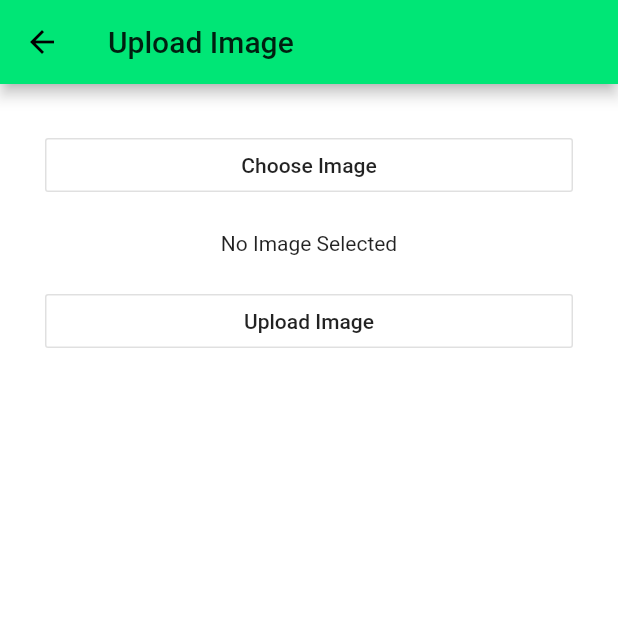
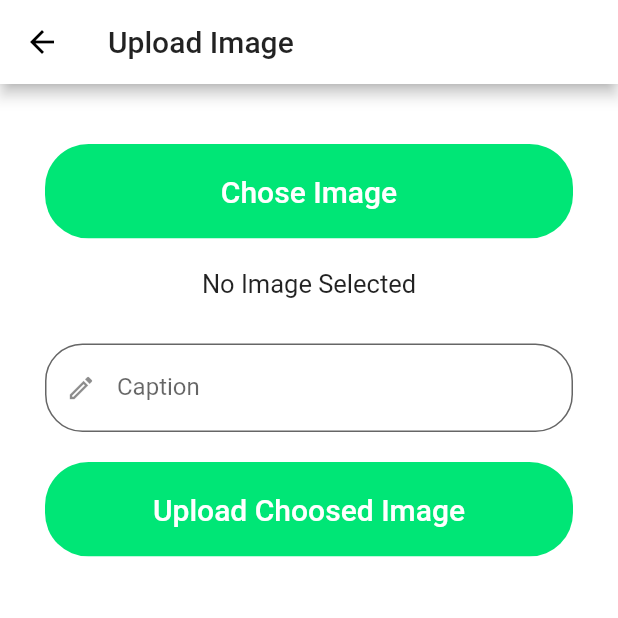
Before and after one commit to vanesanellie/We_Meet, a Flutter app: the UploadPage screen opened directly, on a phone screen of 412 x 824 dp, the top half of it. Run offline on Flutter 3.47's test engine with Material 2 defaults, Android fonts, the phone set to English and light mode, and no system bars; our stand-ins replace flutter_icons, flutter_svg, image_picker; missing offline and left inert: keyboard_avoider; network calls fail; Roboto replaces fonts that are missing (Poppins).

Commit message:
edited feeds

```diff
--- a/flutter_application_1/lib/Screens/feeds/feeds.dart
+++ b/flutter_application_1/lib/Screens/feeds/feeds.dart
@@ -4,6 +4,7 @@ import 'dart:convert';
 import 'package:http/http.dart' as http;
 import 'package:image_picker/image_picker.dart';
 import 'package:flutter_application_1/Screens/Profile/_Profil1.dart';
+import 'package:flutter_application_1/components/rounded_button.dart';
 
 class UploadPage extends StatefulWidget {
   UploadPage() : super();
@@ -98,6 +99,8 @@ class UploadPageState extends State<UploadPage> {
         } else {
           return const Text(
             'No Image Selected',
+            style: TextStyle(fontSize: 17.0),
+
             textAlign: TextAlign.center,
           );
         }
@@ -110,29 +113,70 @@ class UploadPageState extends State<UploadPage> {
     return Scaffold(
       appBar: AppBar(
         title: Text("Upload Image"),
+        backgroundColor: Colors.white,
       ),
       body: Container(
         padding: EdgeInsets.all(30.0),
         child: Column(
           crossAxisAlignment: CrossAxisAlignment.stretch,
           children: <Widget>[
-            OutlineButton(
-              onPressed: chooseImage,
-              child: Text('Choose Image'),
+            RoundedButton(
+              text: "Chose Image",
+              press: () {
+                chooseImage();
+              },
             ),
             SizedBox(
-              height: 20.0,
+              height: 10.0,
             ),
+
             showImage(),
-            SizedBox(
-              height: 20.0,
+
+            Container
+            (
+              alignment: Alignment.center,
+              child: Column(children: <Widget>[
+              Padding(padding: EdgeInsets.only(top: 30.0)),
+                TextFormField(
+              decoration: new InputDecoration(
+                labelText: "Caption",
+                fillColor: Colors.white,
+                filled: true,
+                border: new OutlineInputBorder(
+                  borderRadius: new BorderRadius.circular(25.0),
+                  borderSide: new BorderSide(),
+                ),
+                prefixIcon: Icon(
+                  Icons.mode_outlined,
+                  size: 20,
+                ),
+                //fillColor: Colors.green
+              ),
+              validator: (val) {
+                if (val.length == 0) {
+                  return "Username cannot be empty";
+                } else {
+                  return null;
+                }
+              },
+              keyboardType: TextInputType.emailAddress,
+              style: new TextStyle(
+                fontFamily: "Poppins",
+              ),
             ),
-            OutlineButton(
-              onPressed: startUpload,
-              child: Text('Upload Image'),
+              ],),
             ),
             SizedBox(
-              height: 20.0,
+              height: 10.0,
+            ),
+           RoundedButton(
+              text: "Upload Choosed Image",
+              press: () {
+                startUpload();
+              },
+            ),
+            SizedBox(
+              height: 10.0,
             ),
             Text(
               status,
@@ -143,9 +187,7 @@ class UploadPageState extends State<UploadPage> {
                 fontSize: 20.0,
               ),
             ),
-            SizedBox(
-              height: 20.0,
-            ),
+
           ],
         ),
       ),
--- a/flutter_application_1/lib/components/rounded_button.dart
+++ b/flutter_application_1/lib/components/rounded_button.dart
@@ -27,7 +27,9 @@ class RoundedButton extends StatelessWidget {
           onPressed: press,
           child: Text(
             text,
-            style: TextStyle(color: textColor),
+            style: TextStyle(color: textColor,fontSize: 20.0)
+
+
           ),
         ),
       ),
--- a/flutter_application_1/lib/pages/chat_page.dart
+++ b/flutter_application_1/lib/pages/chat_page.dart
@@ -225,7 +225,7 @@ class _ChatPageState extends State<ChatPage> {
                     Container(
                       width: (size.width - 20) * 0.15,
                       alignment: Alignment.centerRight,
-                      child: Icon(Feather.camera, color: textBlack.withOpacity(0.5),),
+                      child: Icon(Icons.chat, color: textBlack.withOpacity(0.5),),
                     ),
                   ],
                 ),
--- a/flutter_application_1/lib/pages/home_page.dart
+++ b/flutter_application_1/lib/pages/home_page.dart
@@ -191,10 +191,7 @@ class PostItem extends StatelessWidget {
               },
             ),
             SizedBox(width: .0),
-            IconButton(
-              icon: Icon(Icons.share_outlined, size: 30, color: Colors.black),
-              onPressed: () {},
-            ),
+
             SizedBox(width: 1.0),
           ]),
         ),
```
Also changed, not shown: flutter_application_1/lib/Screens/Login/components/body.dart (+4 -13 lines), flutter_application_1/lib/Screens/Profile/_Profil1.dart (+10 -6 lines), flutter_application_1/lib/Screens/getProfile.dart (added, +14 -0 lines).
